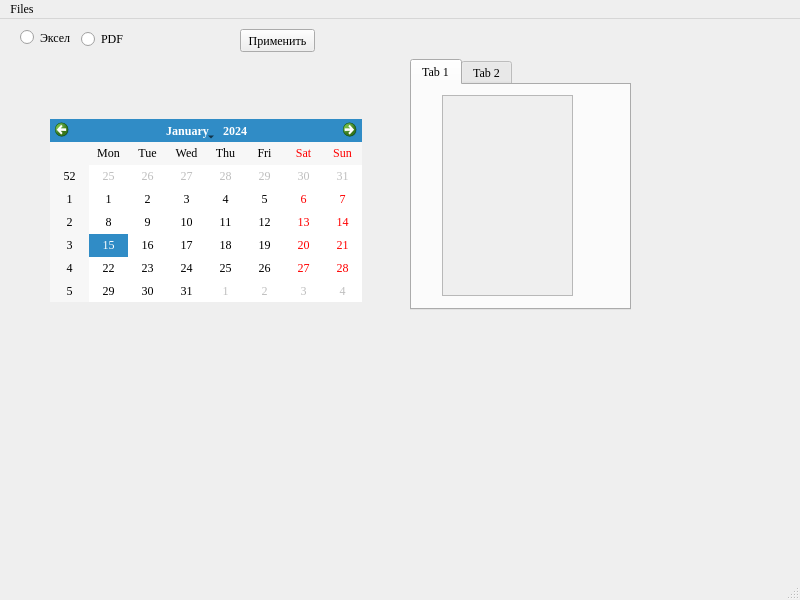
First picture: the form in mainwindow.ui, repository Ku-Gaskar/SimpleQtApp, before the edit.
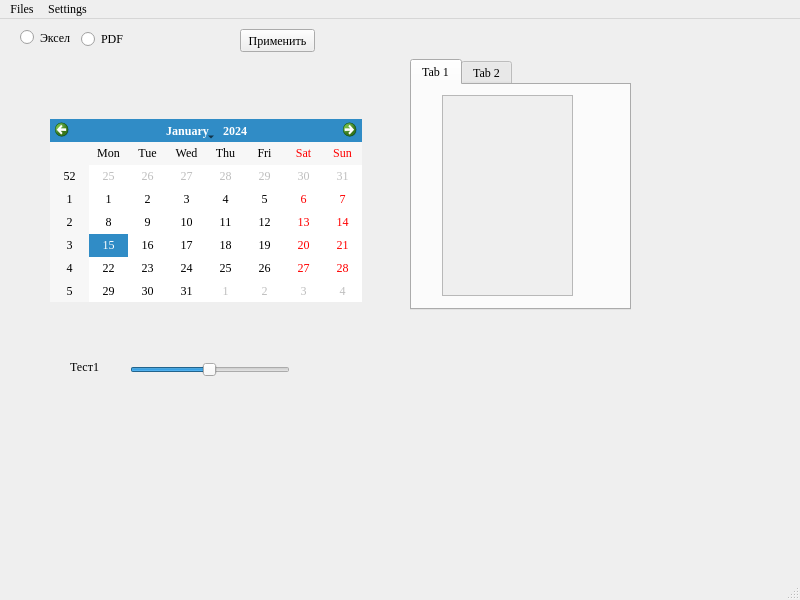
Second picture: the form after the edit.

The edit to the form file:
```diff
--- a/mainwindow.ui
+++ b/mainwindow.ui
@@ -120,6 +120,44 @@
      <string>PDF</string>
     </property>
    </widget>
+   <widget class="QLabel" name="label">
+    <property name="geometry">
+     <rect>
+      <x>70</x>
+      <y>340</y>
+      <width>71</width>
+      <height>16</height>
+     </rect>
+    </property>
+    <property name="text">
+     <string>Тест1</string>
+    </property>
+   </widget>
+   <widget class="QSlider" name="horizontalSlider">
+    <property name="geometry">
+     <rect>
+      <x>130</x>
+      <y>340</y>
+      <width>160</width>
+      <height>22</height>
+     </rect>
+    </property>
+    <property name="minimum">
+     <number>1</number>
+    </property>
+    <property name="maximum">
+     <number>1000</number>
+    </property>
+    <property name="singleStep">
+     <number>10</number>
+    </property>
+    <property name="value">
+     <number>500</number>
+    </property>
+    <property name="orientation">
+     <enum>Qt::Horizontal</enum>
+    </property>
+   </widget>
   </widget>
   <widget class="QMenuBar" name="menubar">
    <property name="geometry">
@@ -140,7 +178,15 @@
     <addaction name="separator"/>
     <addaction name="actionExit"/>
    </widget>
+   <widget class="QMenu" name="menuSettings">
+    <property name="title">
+     <string>Settings</string>
+    </property>
+    <addaction name="actionDriver"/>
+    <addaction name="action"/>
+   </widget>
    <addaction name="menuFiles"/>
+   <addaction name="menuSettings"/>
   </widget>
   <widget class="QStatusBar" name="statusbar"/>
   <action name="actionOpen">
```
Left out of the diff: 10 changed lines with no effect on the pictures.
